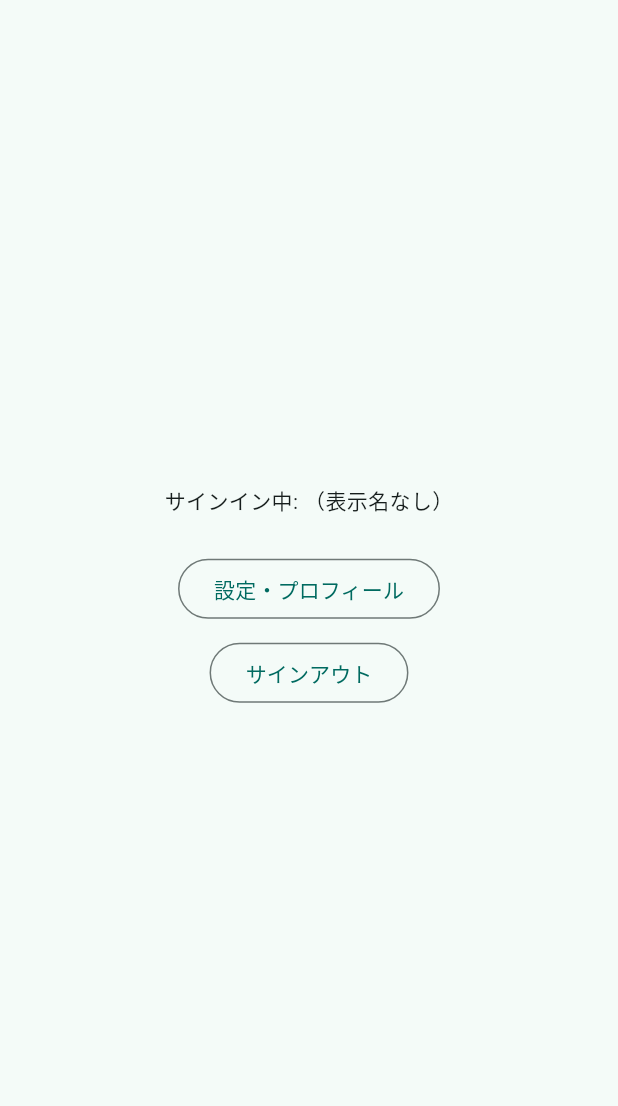
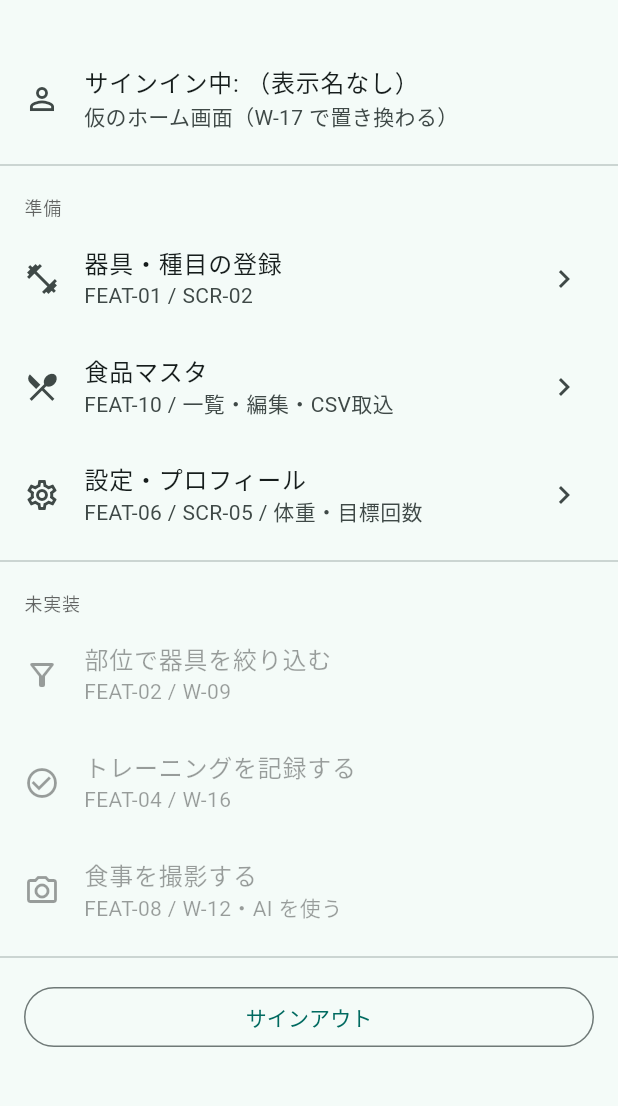
Before and after one commit to k-okada51/okada-fit, a Flutter app: the screen it shows once a user with an empty profile is signed in, on a phone screen of 412 x 824 dp, the part 63-1169 px from its top. Run offline on Flutter 3.47's test engine with Material 3 defaults, Android fonts, the phone set to English and light mode, and no system bars; our stand-ins replace file_picker, google_sign_in, supabase_flutter; missing offline and left inert: charset; accounts and stored records are empty; statements that could not run were skipped.

Commit message:
実装: 仮ホームに各画面への導線を足し、iOS 最低版を 14.0 へ
## 導線
できている画面を実機で触れるようにした。器具登録・食品マスタ・設定の
3つを一覧に並べ、未実装のものは非活性で置いた(何が残っているか見える)。

各タスクが同時にこのファイルを触ると衝突するため、実装中は保留して
いた。ここでまとめて1回で足す。

## iOS 最低版
file_picker(W-10 で追加)が iOS 14.0 以上を要求するため、13.0 から
上げた。iOS 14 は 2020年リリースで iPhone 6s 以降が対応。利用者は
1人のため実害なし。

flutter analyze 警告ゼロ / ビルド成功。
Co-Authored-By: Claude Opus 5 (1M context) <noreply@anthropic.com>

```diff
--- a/app/lib/ui/home_placeholder.dart
+++ b/app/lib/ui/home_placeholder.dart
@@ -1,13 +1,18 @@
 import 'package:flutter/material.dart';
 
 import '../data/auth_repository.dart';
+import 'food_list_page.dart';
+import 'machine_list_page.dart';
 import 'profile_page.dart';
 
-/// ⚠️ **仮のホーム画面。W-06 以降で本物に置き換える。**
+/// ⚠️ **仮のホーム画面。W-17（FEAT-05 ダッシュボード）で本物に置き換える。**
 ///
-/// ここが持つのは「サインインできたことの確認」だけ。
-/// 表示名を出し、サインアウトできれば役目は終わり。
+/// ここが持つのは「サインインできたこと」と「各画面への入口」だけ。
 /// ダッシュボード（SCR-01・FEAT-05）の中身は一切入れない。
+///
+/// 入口を1か所にまとめている理由。
+/// 実装中は機能ごとに画面が増える。ホームに並べておけば、
+/// できた順に実機で触れる。本物のホームができたら全部消える。
 class HomePlaceholder extends StatefulWidget {
   const HomePlaceholder({super.key, required this.authRepository});
 
@@ -40,33 +45,104 @@ class _HomePlaceholderState extends State<HomePlaceholder> {
     }
   }
 
+  void _open(Widget page) {
+    Navigator.of(
+      context,
+    ).push(MaterialPageRoute<void>(builder: (_) => page));
+  }
+
   @override
   Widget build(BuildContext context) {
     final name = widget.authRepository.displayName ?? '（表示名なし）';
 
     return Scaffold(
       appBar: AppBar(title: const Text('Okada Fit')),
-      body: Center(
-        child: Column(
-          mainAxisAlignment: MainAxisAlignment.center,
-          children: [
-            Text('サインイン中: $name'),
-            const SizedBox(height: 24),
-            // SCR-05（FEAT-06）への入口。本物のホームができるまでの仮置き。
-            OutlinedButton(
-              onPressed: () => Navigator.of(context).push(
-                MaterialPageRoute<void>(builder: (_) => const ProfilePage()),
-              ),
-              child: const Text('設定・プロフィール'),
-            ),
-            const SizedBox(height: 8),
-            OutlinedButton(
+      body: ListView(
+        padding: const EdgeInsets.symmetric(vertical: 16),
+        children: [
+          ListTile(
+            leading: const Icon(Icons.person_outline),
+            title: Text('サインイン中: $name'),
+            subtitle: const Text('仮のホーム画面（W-17 で置き換わる）'),
+          ),
+          const Divider(),
+
+          // 使う順に並べる。器具を登録しないとトレーニングを記録できない。
+          _SectionLabel('準備'),
+          ListTile(
+            leading: const Icon(Icons.fitness_center),
+            title: const Text('器具・種目の登録'),
+            subtitle: const Text('FEAT-01 / SCR-02'),
+            trailing: const Icon(Icons.chevron_right),
+            onTap: () => _open(const MachineListPage()),
+          ),
+          ListTile(
+            leading: const Icon(Icons.restaurant_menu),
+            title: const Text('食品マスタ'),
+            subtitle: const Text('FEAT-10 / 一覧・編集・CSV取込'),
+            trailing: const Icon(Icons.chevron_right),
+            onTap: () => _open(const FoodListPage()),
+          ),
+          ListTile(
+            leading: const Icon(Icons.settings_outlined),
+            title: const Text('設定・プロフィール'),
+            subtitle: const Text('FEAT-06 / SCR-05 / 体重・目標回数'),
+            trailing: const Icon(Icons.chevron_right),
+            onTap: () => _open(const ProfilePage()),
+          ),
+
+          const Divider(),
+          _SectionLabel('未実装'),
+          // 実装が済んだらここから上へ移す。
+          const ListTile(
+            enabled: false,
+            leading: Icon(Icons.filter_alt_outlined),
+            title: Text('部位で器具を絞り込む'),
+            subtitle: Text('FEAT-02 / W-09'),
+          ),
+          const ListTile(
+            enabled: false,
+            leading: Icon(Icons.check_circle_outline),
+            title: Text('トレーニングを記録する'),
+            subtitle: Text('FEAT-04 / W-16'),
+          ),
+          const ListTile(
+            enabled: false,
+            leading: Icon(Icons.photo_camera_outlined),
+            title: Text('食事を撮影する'),
+            subtitle: Text('FEAT-08 / W-12・AI を使う'),
+          ),
+
+          const Divider(),
+          Padding(
+            padding: const EdgeInsets.symmetric(horizontal: 16, vertical: 8),
+            child: OutlinedButton(
               onPressed: _isSigningOut ? null : _signOut,
               child: const Text('サインアウト'),
             ),
-          ],
-        ),
+          ),
+        ],
       ),
     );
   }
 }
+
+/// 一覧の区切り。仮のホームでしか使わない。
+class _SectionLabel extends StatelessWidget {
+  const _SectionLabel(this.text);
+
+  final String text;
+
+  @override
+  Widget build(BuildContext context) {
+    return Padding(
+      padding: const EdgeInsets.fromLTRB(16, 12, 16, 4),
+      child: Text(
+        text,
+        style: Theme.of(
+          context,
+        ).textTheme.labelMedium?.copyWith(color: Theme.of(context).hintColor),
+      ),
+    );
+  }
+}
```
Also changed, not shown: 1 other file.
